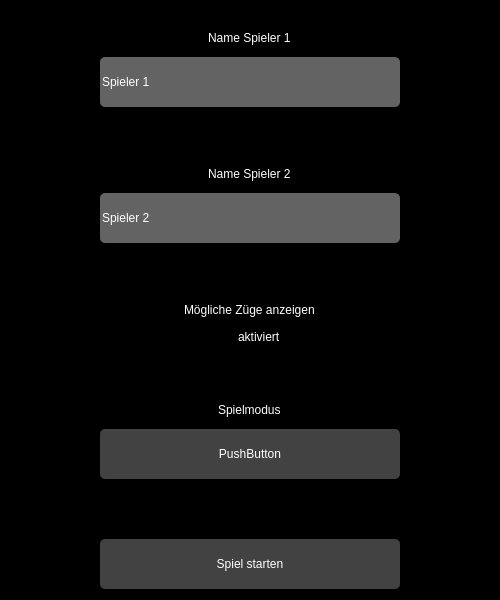
Qt form pvpwidget.ui (Rhagnur/BelegReversi) before a commit.
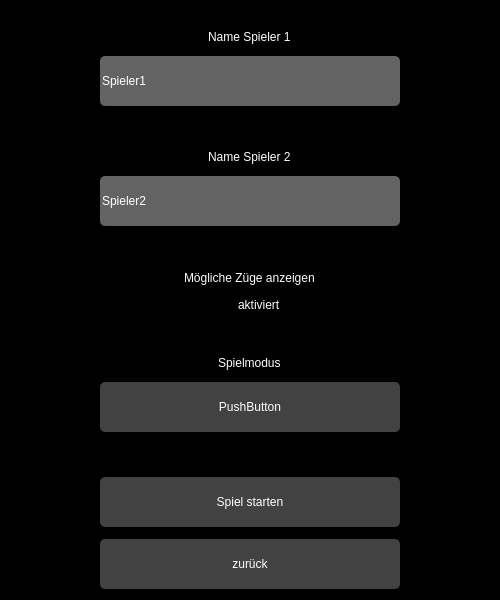
The same form after that commit.

Commit message: SQLite, Highscoretext "zeichnen", zurück Buttons hinzugefügt, kleinere Änderungen - sqlite klasse bietet nun Zugriff auf einfache sqlite Datenbank + Tabelle highscore - highscore wird provisorisch als Text gezeichnet - Diverse ZurückButtons eingefügt - bei den ContainerWidgets nun mit hide() und show() gearbeitet

What changed in the file:
```diff
--- a/pvpwidget.ui
+++ b/pvpwidget.ui
@@ -78,7 +78,7 @@
 border-radius: 5px;</string>
        </property>
        <property name="text">
-        <string>Spieler 1</string>
+        <string>Spieler1</string>
        </property>
       </widget>
      </item>
@@ -118,7 +118,7 @@
 border-radius: 5px;</string>
        </property>
        <property name="text">
-        <string>Spieler 2</string>
+        <string>Spieler2</string>
        </property>
       </widget>
      </item>
@@ -232,6 +232,22 @@
        </property>
       </widget>
      </item>
+     <item>
+      <widget class="QPushButton" name="pushButton_BackPVP">
+       <property name="styleSheet">
+        <string notr="true">background-color: #424242;
+font: 75 12pt &quot;Verdana&quot;;
+color: #FFF;
+height: 50px;
+min-width: 300px;
+border-radius: 5px;
+margin-top: 6px;</string>
+       </property>
+       <property name="text">
+        <string>zurück</string>
+       </property>
+      </widget>
+     </item>
     </layout>
    </item>
    <item>
```
The commit also changes 14 other files.
